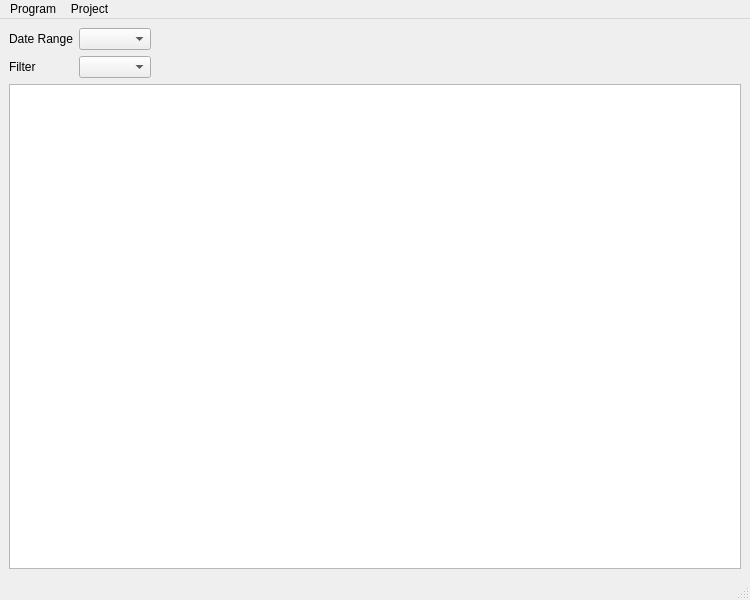
jeffmeese/ttrack, file src/mainwindow.ui: the form before one commit.
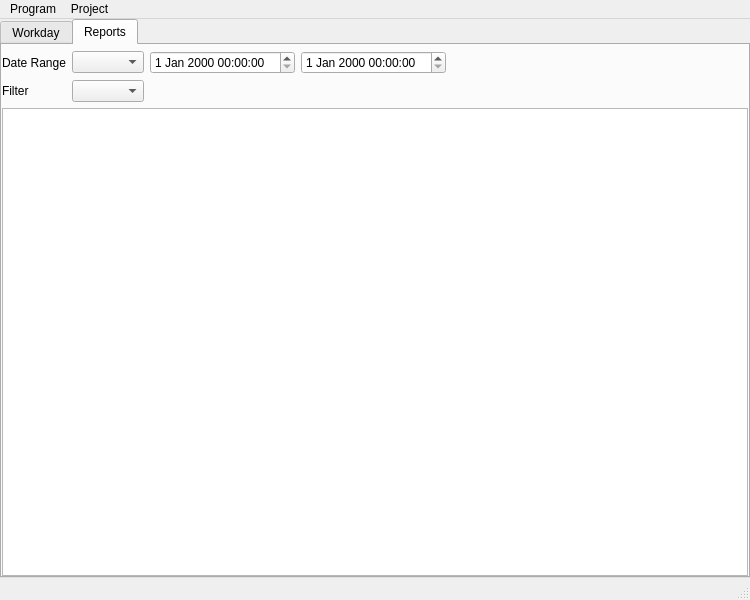
The form after the commit. The open tabs and pages were chosen to show the change.

Commit message: Updating project model

The edit to the form file:
```diff
--- a/src/mainwindow.ui
+++ b/src/mainwindow.ui
@@ -14,9 +14,110 @@
    <string>Community Time Tracker</string>
   </property>
   <widget class="QWidget" name="centralwidget">
+   <layout class="QVBoxLayout" name="verticalLayout_3">
+    <property name="spacing">
+     <number>0</number>
+    </property>
+    <property name="leftMargin">
+     <number>0</number>
+    </property>
+    <property name="topMargin">
+     <number>0</number>
+    </property>
+    <property name="rightMargin">
+     <number>0</number>
+    </property>
+    <property name="bottomMargin">
+     <number>0</number>
+    </property>
+    <item>
+     <widget class="QTabWidget" name="cTabWidget">
+      <property name="currentIndex">
+       <number>0</number>
+      </property>
+      <widget class="QWidget" name="cWorkday">
+       <attribute name="title">
+        <string>Workday</string>
+       </attribute>
+       <layout class="QVBoxLayout" name="verticalLayout_2">
+        <property name="spacing">
+         <number>0</number>
+        </property>
+        <property name="leftMargin">
+         <number>0</number>
+        </property>
+        <property name="topMargin">
+         <number>0</number>
+        </property>
+        <property name="rightMargin">
+         <number>0</number>
+        </property>
+        <property name="bottomMargin">
+         <number>0</number>
+        </property>
+        <item>
+         <widget class="QTableView" name="cProjectView">
+          <property name="editTriggers">
+           <set>QAbstractItemView::NoEditTriggers</set>
+          </property>
+          <property name="sortingEnabled">
+           <bool>true</bool>
+          </property>
+          <attribute name="horizontalHeaderStretchLastSection">
+           <bool>true</bool>
+          </attribute>
+         </widget>
+        </item>
+       </layout>
+      </widget>
+      <widget class="QWidget" name="cReports">
+       <attribute name="title">
+        <string>Reports</string>
+       </attribute>
    <layout class="QVBoxLayout" name="verticalLayout">
+        <property name="spacing">
+         <number>6</number>
+        </property>
+        <property name="leftMargin">
+         <number>0</number>
+        </property>
+        <property name="topMargin">
+         <number>6</number>
+        </property>
+        <property name="rightMargin">
+         <number>0</number>
+        </property>
+        <property name="bottomMargin">
+         <number>0</number>
+        </property>
     <item>
      <layout class="QGridLayout" name="gridLayout">
+          <item row="3" column="4">
+           <spacer name="horizontalSpacer_2">
+            <property name="orientation">
+             <enum>Qt::Horizontal</enum>
+            </property>
+            <property name="sizeHint" stdset="0">
+             <size>
+              <width>40</width>
+              <height>20</height>
+             </size>
+            </property>
+           </spacer>
+          </item>
+          <item row="2" column="4">
+           <spacer name="horizontalSpacer">
+            <property name="orientation">
+             <enum>Qt::Horizontal</enum>
+            </property>
+            <property name="sizeHint" stdset="0">
+             <size>
+              <width>40</width>
+              <height>20</height>
+             </size>
+            </property>
+           </spacer>
+          </item>
       <item row="3" column="1">
        <widget class="QComboBox" name="cFilter">
         <property name="sizeAdjustPolicy">
@@ -38,6 +139,9 @@
         </property>
        </widget>
       </item>
+          <item row="2" column="2">
+           <widget class="QDateTimeEdit" name="cStartTime"/>
+          </item>
       <item row="2" column="0">
        <widget class="QLabel" name="label">
         <property name="text">
@@ -45,39 +149,17 @@
         </property>
        </widget>
       </item>
-      <item row="2" column="2">
-       <spacer name="horizontalSpacer">
-        <property name="orientation">
-         <enum>Qt::Horizontal</enum>
-        </property>
-        <property name="sizeHint" stdset="0">
-         <size>
-          <width>40</width>
-          <height>20</height>
-         </size>
-        </property>
-       </spacer>
-      </item>
-      <item row="3" column="2">
-       <spacer name="horizontalSpacer_2">
-        <property name="orientation">
-         <enum>Qt::Horizontal</enum>
-        </property>
-        <property name="sizeHint" stdset="0">
-         <size>
-          <width>40</width>
-          <height>20</height>
-         </size>
-        </property>
-       </spacer>
-      </item>
+          <item row="2" column="3">
+           <widget class="QDateTimeEdit" name="cEndTime"/>
+          </item>
      </layout>
     </item>
     <item>
-     <layout class="QGridLayout" name="gridLayout_2"/>
-    </item>
-    <item>
-     <widget class="QTableView" name="cProjectView"/>
+         <widget class="QTableView" name="cReportView"/>
+        </item>
+       </layout>
+      </widget>
+     </widget>
     </item>
    </layout>
   </widget>
```
Left out of the diff: 2 changed lines with no effect on the pictures. Lines whose indentation alone changed are shown as unchanged. The commit also changes 10 other files.
